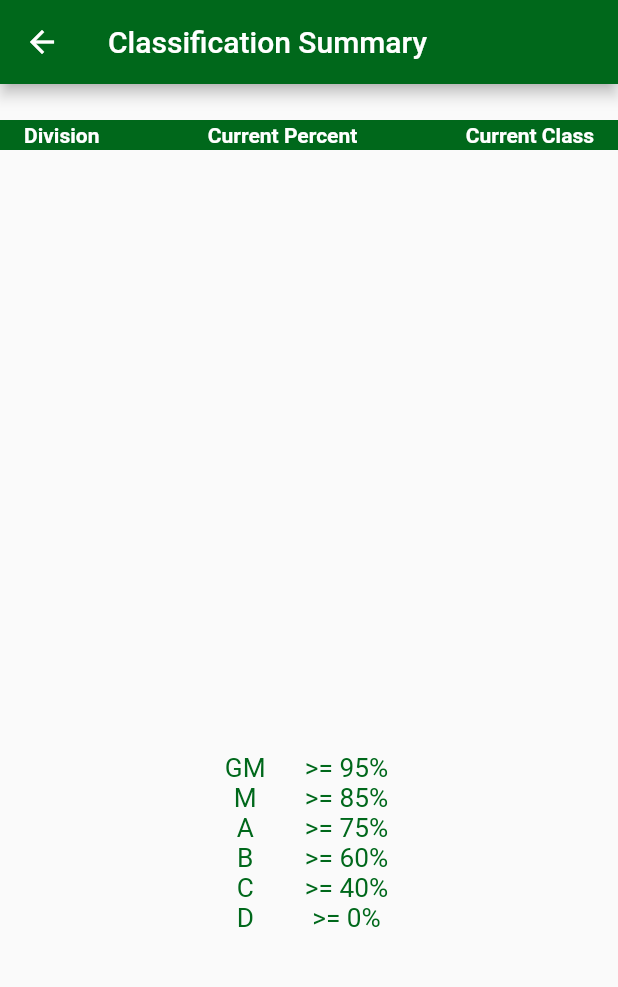
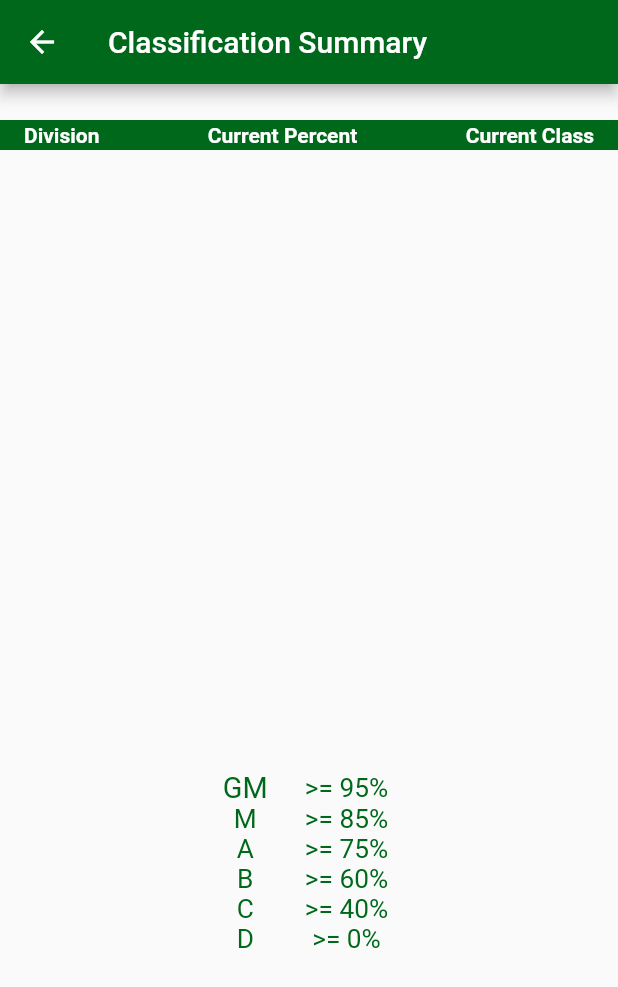
Before and after one commit to smokeyroader/steel_challenge_match_tracker, a Flutter app: the DivisionSummary screen opened directly, on a phone screen of 412 x 824 dp. Shown: the top 987 px of the screen. Run offline on Flutter 3.47's test engine with Material 2 defaults, Android fonts, the phone set to English and light mode, and no system bars; our stand-ins replace rflutter_alert, shared_preferences, sqflite; accounts and stored records are empty.

Commit message:
Adjusted font size (fitted box) for class summary.

```diff
--- a/lib/division_summary.dart
+++ b/lib/division_summary.dart
@@ -70,7 +70,6 @@ class _DivisionSummaryState extends State<DivisionSummary> {
 
   @override
   void initState() {
-
     __getSummary('Rimfire Rifle Open (RFRO)');
     __getSummary('Rimfire Rifle Irons (RFRI)');
     __getSummary('Pistol-Caliber Carbine Optic (PCCO)');
@@ -162,12 +161,13 @@ class _DivisionSummaryState extends State<DivisionSummary> {
                   ),
                   child: Container(
                     width: 95.0,
-                    height: 20.0,
+                    height: 22.0,
                     child: FittedBox(
                       child: Text(
                         ' $div1 ',
                         textAlign: TextAlign.left,
                         style: TextStyle(
+//                          fontSize: 14.0,
                           fontWeight: FontWeight.bold,
                           color: Color(0xFF00681B),
                         ),
@@ -179,12 +179,13 @@ class _DivisionSummaryState extends State<DivisionSummary> {
                   padding: const EdgeInsets.only(right: 8.0),
                   child: Container(
                     width: 95.0,
-                    height: 20.0,
+                    height: 22.0,
                     child: FittedBox(
                       child: Text(
                         ' $div1Pct ',
                         textAlign: TextAlign.left,
                         style: TextStyle(
+//                          fontSize: 14.0,
                           fontWeight: FontWeight.bold,
                           color: Color(0xFF00681B),
                         ),
@@ -196,12 +197,13 @@ class _DivisionSummaryState extends State<DivisionSummary> {
                   padding: const EdgeInsets.only(right: 16.0),
                   child: Container(
                     width: 95.0,
-                    height: 20.0,
+                    height: 22.0,
                     child: FittedBox(
                       child: Text(
                         ' $div1Class ',
                         textAlign: TextAlign.left,
                         style: TextStyle(
+//                          fontSize: 14.0,
                           fontWeight: FontWeight.bold,
                           color: Color(0xFF00681B),
                         ),
@@ -223,7 +225,7 @@ class _DivisionSummaryState extends State<DivisionSummary> {
                   ),
                   child: Container(
                     width: 95.0,
-                    height: 20.0,
+                    height: 22.0,
                     child: FittedBox(
                       child: Text(
                         ' $div2 ',
@@ -240,7 +242,7 @@ class _DivisionSummaryState extends State<DivisionSummary> {
                   padding: const EdgeInsets.only(right: 8.0),
                   child: Container(
                     width: 95.0,
-                    height: 20.0,
+                    height: 22.0,
                     child: FittedBox(
                       child: Text(
                         ' $div2Pct ',
@@ -257,7 +259,7 @@ class _DivisionSummaryState extends State<DivisionSummary> {
                   padding: const EdgeInsets.only(right: 16.0),
                   child: Container(
                     width: 95.0,
-                    height: 20.0,
+                    height: 22.0,
                     child: FittedBox(
                       child: Text(
                         ' $div2Class ',
@@ -284,7 +286,7 @@ class _DivisionSummaryState extends State<DivisionSummary> {
                   ),
                   child: Container(
                     width: 95.0,
-                    height: 20.0,
+                    height: 22.0,
                     child: FittedBox(
                       child: Text(
                         ' $div3 ',
@@ -301,7 +303,7 @@ class _DivisionSummaryState extends State<DivisionSummary> {
                   padding: const EdgeInsets.only(right: 8.0),
                   child: Container(
                     width: 95.0,
-                    height: 20.0,
+                    height: 22.0,
                     child: FittedBox(
                       child: Text(
                         ' $div3Pct ',
@@ -318,7 +320,7 @@ class _DivisionSummaryState extends State<DivisionSummary> {
                   padding: const EdgeInsets.only(right: 16.0),
                   child: Container(
                     width: 95.0,
-                    height: 20.0,
+                    height: 22.0,
                     child: FittedBox(
                       child: Text(
                         ' $div3Class ',
@@ -345,7 +347,7 @@ class _DivisionSummaryState extends State<DivisionSummary> {
                   ),
                   child: Container(
                     width: 95.0,
-                    height: 20.0,
+                    height: 22.0,
                     child: FittedBox(
                       child: Text(
                         ' $div4 ',
@@ -362,7 +364,7 @@ class _DivisionSummaryState extends State<DivisionSummary> {
                   padding: const EdgeInsets.only(right: 8.0),
                   child: Container(
                     width: 95.0,
-                    height: 20.0,
+                    height: 22.0,
                     child: FittedBox(
                       child: Text(
                         ' $div4Pct ',
@@ -379,7 +381,7 @@ class _DivisionSummaryState extends State<DivisionSummary> {
                   padding: const EdgeInsets.only(right: 16.0),
                   child: Container(
                     width: 95.0,
-                    height: 20.0,
+                    height: 22.0,
                     child: FittedBox(
                       child: Text(
                         ' $div4Class ',
@@ -406,7 +408,7 @@ class _DivisionSummaryState extends State<DivisionSummary> {
                   ),
                   child: Container(
                     width: 95.0,
-                    height: 20.0,
+                    height: 22.0,
                     child: FittedBox(
                       child: Text(
                         ' $div5 ',
@@ -423,7 +425,7 @@ class _DivisionSummaryState extends State<DivisionSummary> {
                   padding: const EdgeInsets.only(right: 8.0),
                   child: Container(
                     width: 95.0,
-                    height: 20.0,
+                    height: 22.0,
                     child: FittedBox(
                       child: Text(
                         ' $div5Pct ',
@@ -440,7 +442,7 @@ class _DivisionSummaryState extends State<DivisionSummary> {
                   padding: const EdgeInsets.only(right: 16.0),
                   child: Container(
                     width: 95.0,
-                    height: 20.0,
+                    height: 22.0,
                     child: FittedBox(
                       child: Text(
                         ' $div5Class ',
@@ -467,7 +469,7 @@ class _DivisionSummaryState extends State<DivisionSummary> {
                   ),
                   child: Container(
                     width: 95.0,
-                    height: 20.0,
+                    height: 22.0,
                     child: FittedBox(
                       child: Text(
                         ' $div6 ',
@@ -484,7 +486,7 @@ class _DivisionSummaryState extends State<DivisionSummary> {
                   padding: const EdgeInsets.only(right: 8.0),
                   child: Container(
                     width: 95.0,
-                    height: 20.0,
+                    height: 22.0,
                     child: FittedBox(
                       child: Text(
                         ' $div6Pct ',
@@ -501,7 +503,7 @@ class _DivisionSummaryState extends State<DivisionSummary> {
                   padding: const EdgeInsets.only(right: 16.0),
                   child: Container(
                     width: 95.0,
-                    height: 20.0,
+                    height: 22.0,
                     child: FittedBox(
                       child: Text(
                         ' $div6Class ',
@@ -528,7 +530,7 @@ class _DivisionSummaryState extends State<DivisionSummary> {
                   ),
                   child: Container(
                     width: 95.0,
-                    height: 20.0,
+                    height: 22.0,
                     child: FittedBox(
                       child: Text(
                         ' $div7 ',
@@ -545,7 +547,7 @@ class _DivisionSummaryState extends State<DivisionSummary> {
                   padding: const EdgeInsets.only(right: 8.0),
                   child: Container(
                     width: 95.0,
-                    height: 20.0,
+                    height: 22.0,
                     child: FittedBox(
                       child: Text(
                         ' $div7Pct ',
@@ -562,7 +564,7 @@ class _DivisionSummaryState extends State<DivisionSummary> {
                   padding: const EdgeInsets.only(right: 16.0),
                   child: Container(
                     width: 95.0,
-                    height: 20.0,
+                    height: 22.0,
                     child: FittedBox(
                       child: Text(
                         ' $div7Class ',
@@ -589,7 +591,7 @@ class _DivisionSummaryState extends State<DivisionSummary> {
                   ),
                   child: Container(
                     width: 95.0,
-                    height: 20.0,
+                    height: 22.0,
                     child: FittedBox(
                       child: Text(
                         ' $div8 ',
@@ -606,7 +608,7 @@ class _DivisionSummaryState extends State<DivisionSummary> {
                   padding: const EdgeInsets.only(right: 8.0),
                   child: Container(
                     width: 95.0,
-                    height: 20.0,
+                    height: 22.0,
                     child: FittedBox(
                       child: Text(
                         ' $div8Pct ',
@@ -623,7 +625,7 @@ class _DivisionSummaryState extends State<DivisionSummary> {
                   padding: const EdgeInsets.only(right: 16.0),
                   child: Container(
                     width: 95.0,
-                    height: 20.0,
+                    height: 22.0,
                     child: FittedBox(
                       child: Text(
                         ' $div8Class ',
@@ -650,7 +652,7 @@ class _DivisionSummaryState extends State<DivisionSummary> {
                   ),
                   child: Container(
                     width: 95.0,
-                    height: 20.0,
+                    height: 22.0,
                     child: FittedBox(
                       child: Text(
                         ' $div9 ',
@@ -667,7 +669,7 @@ class _DivisionSummaryState extends State<DivisionSummary> {
                   padding: const EdgeInsets.only(right: 8.0),
                   child: Container(
                     width: 95.0,
-                    height: 20.0,
+                    height: 22.0,
                     child: FittedBox(
                       child: Text(
                         ' $div9Pct ',
@@ -684,7 +686,7 @@ class _DivisionSummaryState extends State<DivisionSummary> {
                   padding: const EdgeInsets.only(right: 16.0),
                   child: Container(
                     width: 95.0,
-                    height: 20.0,
+                    height: 22.0,
                     child: FittedBox(
                       child: Text(
                         ' $div9Class ',
@@ -711,7 +713,7 @@ class _DivisionSummaryState extends State<DivisionSummary> {
                   ),
                   child: Container(
                     width: 95.0,
-                    height: 20.0,
+                    height: 22.0,
                     child: FittedBox(
                       child: Text(
                         ' $div10 ',
@@ -728,7 +730,7 @@ class _DivisionSummaryState extends State<DivisionSummary> {
                   padding: const EdgeInsets.only(right: 8.0),
                   child: Container(
                     width: 95.0,
-                    height: 20.0,
+                    height: 22.0,
                     child: FittedBox(
                       child: Text(
                         ' $div10Pct ',
@@ -745,7 +747,7 @@ class _DivisionSummaryState extends State<DivisionSummary> {
                   padding: const EdgeInsets.only(right: 16.0),
                   child: Container(
                     width: 95.0,
-                    height: 20.0,
+                    height: 22.0,
                     child: FittedBox(
                       child: Text(
                         ' $div10Class ',
@@ -772,7 +774,7 @@ class _DivisionSummaryState extends State<DivisionSummary> {
                   ),
                   child: Container(
                     width: 95.0,
-                    height: 20.0,
+                    height: 22.0,
                     child: FittedBox(
                       child: Text(
                         ' $div11 ',
@@ -789,7 +791,7 @@ class _DivisionSummaryState extends State<DivisionSummary> {
                   padding: const EdgeInsets.only(right: 8.0),
                   child: Container(
                     width: 95.0,
-                    height: 20.0,
+                    height: 22.0,
                     child: FittedBox(
                       child: Text(
                         ' $div11Pct ',
@@ -806,7 +808,7 @@ class _DivisionSummaryState extends State<DivisionSummary> {
                   padding: const EdgeInsets.only(right: 16.0),
                   child: Container(
                     width: 95.0,
-                    height: 20.0,
+                    height: 22.0,
                     child: FittedBox(
                       child: Text(
                         ' $div11Class ',
@@ -833,7 +835,7 @@ class _DivisionSummaryState extends State<DivisionSummary> {
                   ),
                   child: Container(
                     width: 95.0,
-                    height: 20.0,
+                    height: 22.0,
                     child: FittedBox(
                       child: Text(
                         ' $div12 ',
@@ -850,7 +852,7 @@ class _DivisionSummaryState extends State<DivisionSummary> {
                   padding: const EdgeInsets.only(right: 8.0),
                   child: Container(
                     width: 95.0,
-                    height: 20.0,
+                    height: 22.0,
                     child: FittedBox(
                       child: Text(
                         ' $div12Pct ',
@@ -867,7 +869,7 @@ class _DivisionSummaryState extends State<DivisionSummary> {
                   padding: const EdgeInsets.only(right: 16.0),
                   child: Container(
                     width: 95.0,
-                    height: 20.0,
+                    height: 22.0,
                     child: FittedBox(
                       child: Text(
                         ' $div12Class ',
@@ -894,7 +896,7 @@ class _DivisionSummaryState extends State<DivisionSummary> {
                   ),
                   child: Container(
                     width: 95.0,
-                    height: 20.0,
+                    height: 22.0,
                     child: FittedBox(
                       child: Text(
                         ' $div13 ',
@@ -911,7 +913,7 @@ class _DivisionSummaryState extends State<DivisionSummary> {
                   padding: const EdgeInsets.only(right: 8.0),
                   child: Container(
                     width: 95.0,
-                    height: 20.0,
+                    height: 22.0,
                     child: FittedBox(
                       child: Text(
                         ' $div13Pct ',
@@ -928,7 +930,7 @@ class _DivisionSummaryState extends State<DivisionSummary> {
                   padding: const EdgeInsets.only(right: 16.0),
                   child: Container(
                     width: 95.0,
-                    height: 20.0,
+                    height: 22.0,
                     child: FittedBox(
                       child: Text(
                         ' $div13Class',
@@ -945,13 +947,13 @@ class _DivisionSummaryState extends State<DivisionSummary> {
             ),
           ),
           Padding(
-            padding: const EdgeInsets.only(top: 30.0),
+            padding: const EdgeInsets.only(top: 16.0),
             child: Row(
               mainAxisAlignment: MainAxisAlignment.center,
               children: <Widget>[
                 Container(
                   width: 50.0,
-                  height: 20.0,
+                  height: 22.0,
                   child: FittedBox(
                     child: Text(
                       'GM',
```
